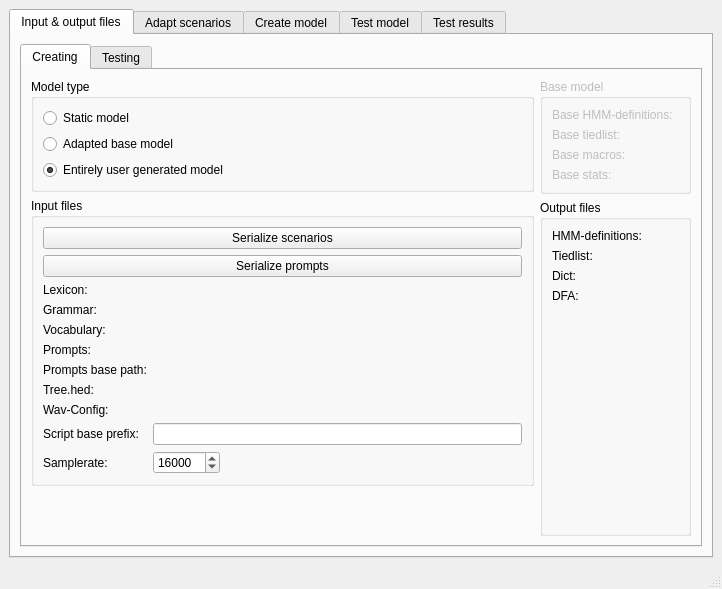
Above: sam/src/main.ui from KDE/simon before the change. Below: the same form after it.
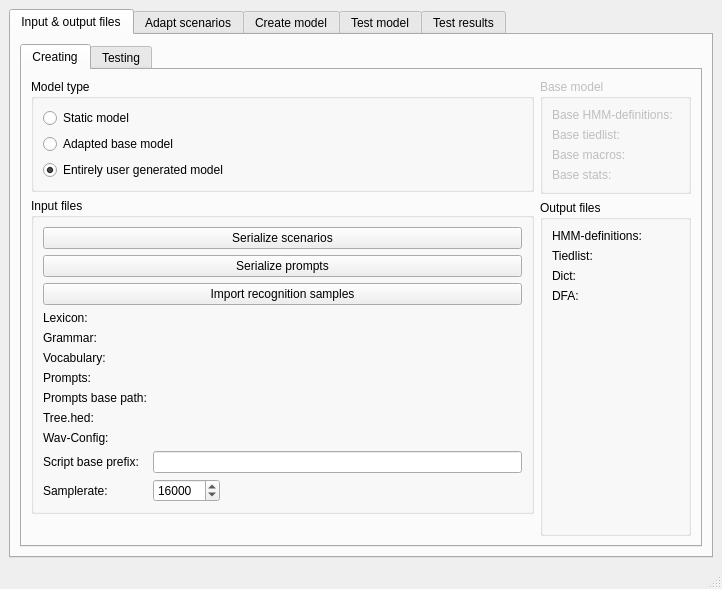
That is the form after the change. Custom widgets are drawn as their Qt base class.

```diff
--- a/sam/src/main.ui
+++ b/sam/src/main.ui
@@ -90,6 +90,13 @@
                    </property>
                   </widget>
                  </item>
+                 <item>
+                  <widget class="KPushButton" name="pbImportRecognitionSamples">
+                   <property name="text">
+                    <string>Import recognition samples</string>
+                   </property>
+                  </widget>
+                 </item>
                  <item>
                   <layout class="QFormLayout" name="formLayout">
                    <property name="fieldGrowthPolicy">
```
Left out of the diff: 6 changed lines with no effect on the pictures.
